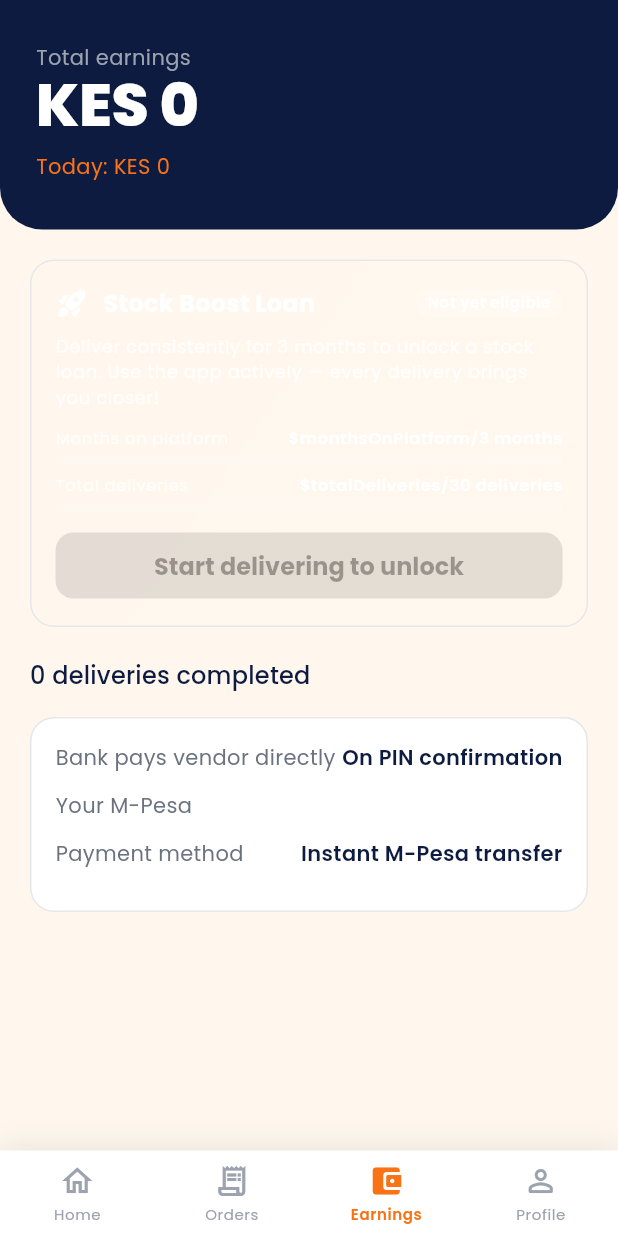
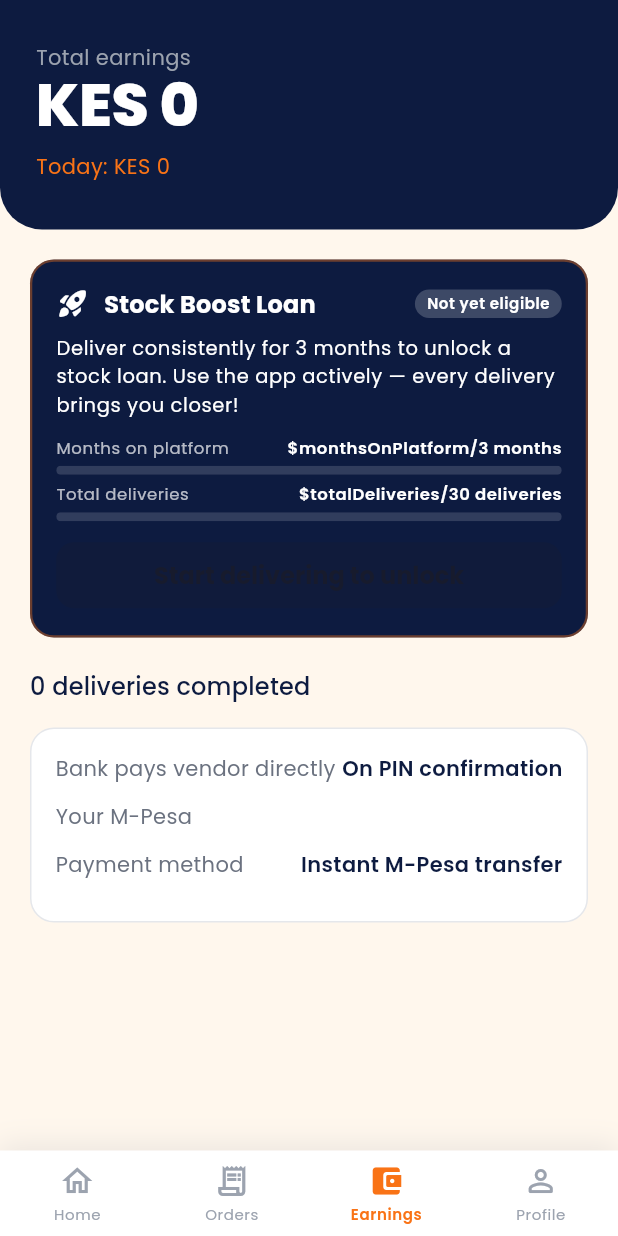
Before and after one commit to xadaka19/mobigas, a Flutter app: the VendorHomeScreen screen opened by its route, item 3 of the bottom bar chosen, on a phone screen of 412 x 824 dp. Run offline on Flutter 3.47's test engine with Material 3 defaults, Android fonts, the phone set to English and light mode, and no system bars; our stand-ins replace cloud_firestore, firebase_auth, firebase_core, firebase_messaging, firebase_storage, flutter_contacts and 12 more; accounts and stored records are empty.

Commit message:
Fix Stock Boost Loan card - navy background, white text, visible on light bg

```diff
--- a/lib/features/vendor/screens/vendor_home_screen.dart
+++ b/lib/features/vendor/screens/vendor_home_screen.dart
@@ -1038,19 +1038,16 @@ class _VendorHomeScreenState extends State<VendorHomeScreen> {
       width: double.infinity,
       padding: const EdgeInsets.all(16),
       decoration: BoxDecoration(
-        gradient: LinearGradient(
-          colors: isEligible
-              ? [AppColors.orange, AppColors.orangeDeep]
-              : [AppColors.white.withValues(alpha: 0.05),
-                 AppColors.white.withValues(alpha: 0.08)],
+        color: isEligible ? null : AppColors.navy,
+        gradient: isEligible ? LinearGradient(
+          colors: [AppColors.orange, AppColors.orangeDeep],
           begin: Alignment.topLeft,
           end: Alignment.bottomRight,
-        ),
+        ) : null,
         borderRadius: BorderRadius.circular(16),
         border: Border.all(
-          color: isEligible
-              ? AppColors.orange
-              : AppColors.gray200,
+          color: isEligible ? AppColors.orange : AppColors.orange.withValues(alpha: 0.4),
+          width: 1.5,
         ),
       ),
       child: Column(
@@ -1063,7 +1060,8 @@ class _VendorHomeScreenState extends State<VendorHomeScreen> {
             Text('Stock Boost Loan',
                 style: Theme.of(context).textTheme.titleMedium?.copyWith(
                       color: AppColors.white,
-                      fontWeight: FontWeight.w700)),
+                      fontWeight: FontWeight.w700,
+                      fontSize: 16)),
             const Spacer(),
             Container(
               padding: const EdgeInsets.symmetric(horizontal: 8, vertical: 3),
@@ -1085,8 +1083,9 @@ class _VendorHomeScreenState extends State<VendorHomeScreen> {
                 : 'Deliver consistently for 3 months to unlock a stock loan. '
                   'Use the app actively — every delivery brings you closer!',
             style: Theme.of(context).textTheme.bodySmall?.copyWith(
-                  color: AppColors.white.withValues(alpha: 0.85),
-                  height: 1.4, fontSize: 12)),
+                  color: AppColors.white,
+                  height: 1.5,
+                  fontSize: 13)),
           if (!isEligible) ...[
             const SizedBox(height: 12),
             if (monthsOnPlatform < 3)
```
